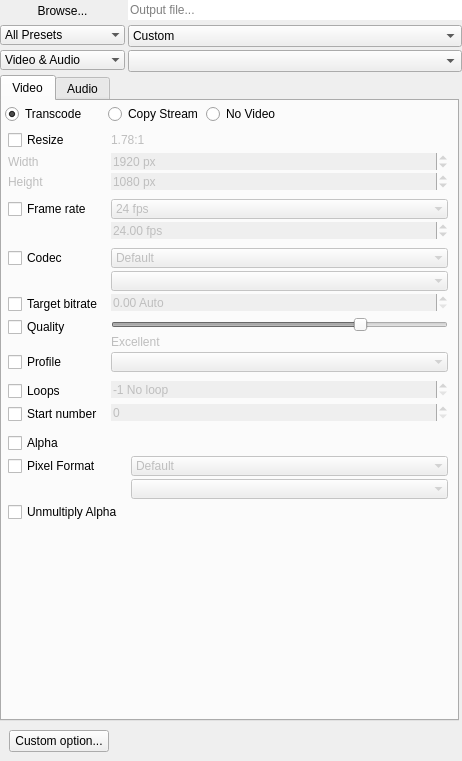
Above: src/UI/outputwidget.ui from RxLaboratory/DuME before the change. Below: the same form after it.
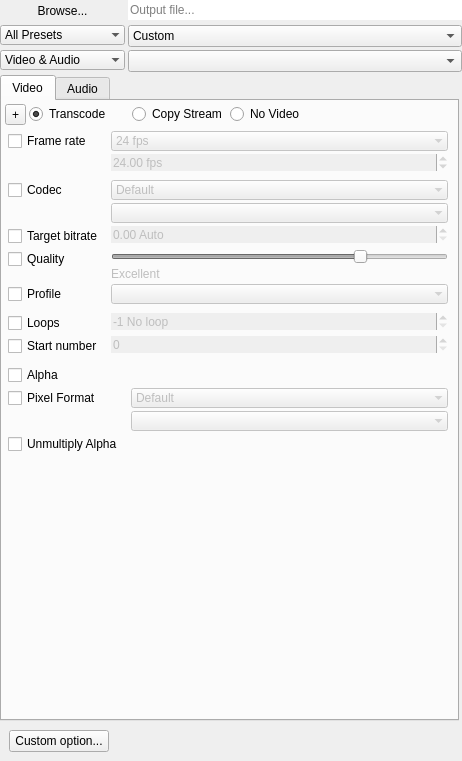
That is the form after the change.

Commit message: blocks implementation (resize) #114

Patch:
```diff
--- a/src/UI/outputwidget.ui
+++ b/src/UI/outputwidget.ui
@@ -268,7 +268,7 @@
           <attribute name="title">
            <string>Video</string>
           </attribute>
-          <layout class="QVBoxLayout" name="verticalLayout_4" stretch="0,0,0,0,0,0,1">
+          <layout class="QVBoxLayout" name="videoLayout" stretch="0,0,0,0,0,1">
            <property name="spacing">
             <number>3</number>
            </property>
@@ -302,6 +302,19 @@
               <property name="bottomMargin">
                <number>0</number>
               </property>
+              <item>
+               <widget class="QToolButton" name="addVideoBlockButton">
+                <property name="text">
+                 <string>+</string>
+                </property>
+                <property name="popupMode">
+                 <enum>QToolButton::InstantPopup</enum>
+                </property>
+                <property name="toolButtonStyle">
+                 <enum>Qt::ToolButtonTextBesideIcon</enum>
+                </property>
+               </widget>
+              </item>
               <item>
                <widget class="QRadioButton" name="videoTranscodeButton">
                 <property name="minimumSize">
@@ -357,135 +370,6 @@
              </layout>
             </widget>
            </item>
-           <item>
-            <widget class="QWidget" name="resizeWidget" native="true">
-             <layout class="QFormLayout" name="formLayout_4">
-              <property name="horizontalSpacing">
-               <number>3</number>
-              </property>
-              <property name="verticalSpacing">
-               <number>3</number>
-              </property>
-              <property name="leftMargin">
-               <number>3</number>
-              </property>
-              <property name="topMargin">
-               <number>3</number>
-              </property>
-              <property name="rightMargin">
-               <number>3</number>
-              </property>
-              <property name="bottomMargin">
-               <number>3</number>
-              </property>
-              <item row="0" column="0">
-               <widget class="QCheckBox" name="resizeButton">
-                <property name="minimumSize">
-                 <size>
-                  <width>100</width>
-                  <height>0</height>
-                 </size>
-                </property>
-                <property name="maximumSize">
-                 <size>
-                  <width>100</width>
-                  <height>16777215</height>
-                 </size>
-                </property>
-                <property name="text">
-                 <string>Resize</string>
-                </property>
-               </widget>
-              </item>
-              <item row="0" column="1">
-               <widget class="QLabel" name="aspectRatioLabel">
-                <property name="enabled">
-                 <bool>false</bool>
-                </property>
-                <property name="text">
-                 <string>1.78:1</string>
-                </property>
-               </widget>
-              </item>
-              <item row="1" column="0">
-               <widget class="QLabel" name="widthLabel">
-                <property name="enabled">
-                 <bool>false</bool>
-                </property>
-                <property name="sizePolicy">
-                 <sizepolicy hsizetype="Preferred" vsizetype="Expanding">
-                  <horstretch>0</horstretch>
-                  <verstretch>0</verstretch>
-                 </sizepolicy>
-                </property>
-                <property name="text">
-                 <string>Width</string>
-                </property>
-               </widget>
-              </item>
-              <item row="1" column="1">
-               <widget class="QSpinBox" name="videoWidthButton">
-                <property name="enabled">
-                 <bool>false</bool>
-                </property>
-                <property name="frame">
-                 <bool>false</bool>
-                </property>
-                <property name="suffix">
-                 <string> px</string>
-                </property>
-                <property name="minimum">
-                 <number>1</number>
-                </property>
-                <property name="maximum">
-                 <number>10000</number>
-                </property>
-                <property name="value">
-                 <number>1920</number>
-                </property>
-               </widget>
-              </item>
-              <item row="2" column="0">
-               <widget class="QLabel" name="heightLabel">
-                <property name="enabled">
-                 <bool>false</bool>
-                </property>
-                <property name="sizePolicy">
-                 <sizepolicy hsizetype="Preferred" vsizetype="Expanding">
-                  <horstretch>0</horstretch>
-                  <verstretch>0</verstretch>
-                 </sizepolicy>
-                </property>
-                <property name="text">
-                 <string>Height</string>
-                </property>
-               </widget>
-              </item>
-              <item row="2" column="1">
-               <widget class="QSpinBox" name="videoHeightButton">
-                <property name="enabled">
-                 <bool>false</bool>
-                </property>
-                <property name="frame">
-                 <bool>false</bool>
-                </property>
-                <property name="suffix">
-                 <string> px</string>
-                </property>
-                <property name="minimum">
-                 <number>1</number>
-                </property>
-                <property name="maximum">
-                 <number>10000</number>
-                </property>
-                <property name="value">
-                 <number>1080</number>
-                </property>
-               </widget>
-              </item>
-             </layout>
-            </widget>
-           </item>
            <item>
             <widget class="QWidget" name="frameRateWidget" native="true">
              <layout class="QFormLayout" name="formLayout_5">
```
Left out of the diff: 16 changed lines with no effect on the pictures. The commit also changes 10 other files.
